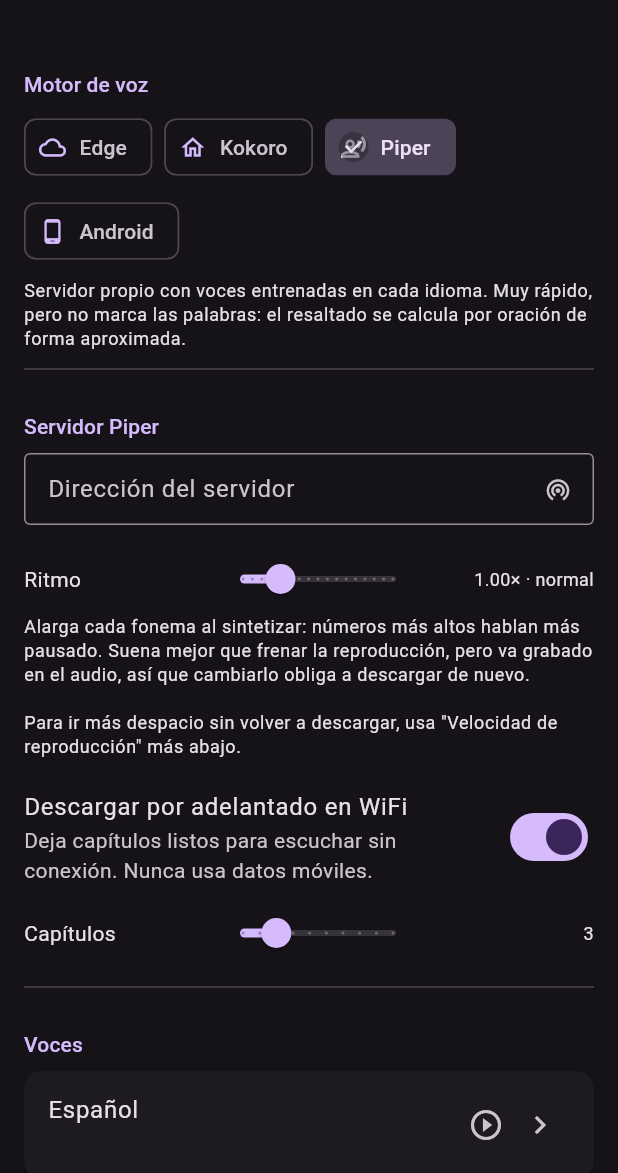
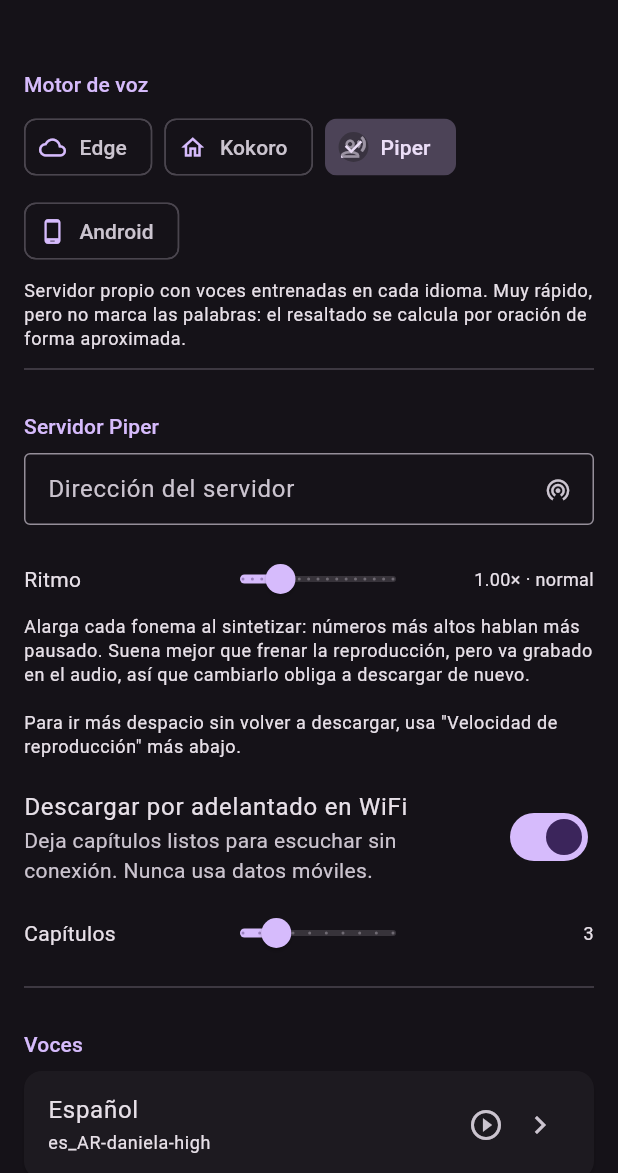
Before and after one commit to PedroSolorzano/voicex-movil, a Flutter app: the SettingsScreen screen opened by its route, after a tap on "Kokoro", after a tap on "Piper", on a phone screen of 412 x 824 dp, the part 63-1236 px from its top. Run offline on Flutter 3.47's test engine with Material 3 defaults, Android fonts, the phone set to English and light mode, and no system bars; our stand-ins replace audio_service, connectivity_plus, file_picker, flutter_riverpod, flutter_tts, go_router and 5 more; missing offline and left inert: audio_session, epubx; accounts and stored records are empty; statements that could not run were skipped.

Commit message:
Piper: un modelo por idioma, porque sus voces no son multilingües
El inglés salía incomprensible con Piper. Sus voces están entrenadas cada una
en un idioma, y el servidor tenía cargado solo el modelo español: al darle
texto inglés lo pronunciaba con fonética española.

Peor aún, el servidor **no avisa**. Si se le pide un modelo que no tiene,
responde 200 usando el que sea su modelo por defecto, así que el fallo llega
hasta los oídos sin dejar rastro en ningún log. Verificado con el mismo
párrafo: 20,2 s con el modelo inglés frente a 18,2 s con el español.

- La imagen carga ahora dos modelos, es_AR-daniela-high y en_US-lessac-high, y
  arranca con --data-dir para poder servir cualquiera de los dos.
- AppSettings gana piperVoiceEs y piperVoiceEn; el proveedor manda el modelo
  correspondiente al idioma del libro en cada petición.
- La clave de caché incluye el modelo: distinto modelo, distinto audio.

El README documenta la trampa, y también que el Ritmo va en dirección inversa
a como se lee: es longitud de fonema, así que más alto es más pausado.

Co-Authored-By: Claude Opus 5 (1M context) <noreply@anthropic.com>

```diff
--- a/lib/config/settings.dart
+++ b/lib/config/settings.dart
@@ -59,6 +59,12 @@ class AppSettings {
   // ── Piper (servidor propio, voces nativas por idioma) ────────────────────
   String piperBaseUrl;
 
+  /// Piper model per language. Its voices are trained one language each, so the
+  /// server must be told which model to use: feeding English text to a Spanish
+  /// model produces Spanish phonetics over English words — unintelligible.
+  String piperVoiceEs;
+  String piperVoiceEn;
+
   /// Phoneme length. Above 1.0 slows the voice; es_AR-daniela reads fast at 1.0.
   double piperLengthScale;
   String theme;
@@ -88,6 +94,8 @@ class AppSettings {
     this.prefetchOnWifi = true,
     this.prefetchChapters = 3,
     this.piperBaseUrl = '',
+    this.piperVoiceEs = 'es_AR-daniela-high',
+    this.piperVoiceEn = 'en_US-lessac-high',
     this.piperLengthScale = 1.0,
     this.theme = 'dark',
     this.cacheMaxMb = 150,
@@ -113,8 +121,7 @@ class AppSettings {
         final v = lang == 'es' ? kokoroVoiceEs : kokoroVoiceEn;
         return v.isNotEmpty ? v : 'af_bella';
       case 'piper':
-        // Empty means "the model the server was started with".
-        return '';
+        return lang == 'es' ? piperVoiceEs : piperVoiceEn;
       case 'edge':
         final explicit = lang == 'es' ? edgeVoiceEs : edgeVoiceEn;
         if (explicit.isNotEmpty) return explicit;
@@ -158,6 +165,8 @@ class AppSettings {
       prefetchOnWifi: prefs.getBool('prefetchOnWifi') ?? true,
       prefetchChapters: prefs.getInt('prefetchChapters') ?? 3,
       piperBaseUrl: prefs.getString('piperBaseUrl') ?? '',
+      piperVoiceEs: prefs.getString('piperVoiceEs') ?? 'es_AR-daniela-high',
+      piperVoiceEn: prefs.getString('piperVoiceEn') ?? 'en_US-lessac-high',
       piperLengthScale: prefs.getDouble('piperLengthScale') ?? 1.0,
       theme: prefs.getString('theme') ?? 'dark',
       cacheMaxMb: prefs.getInt('cacheMaxMb') ?? 150,
@@ -187,6 +196,8 @@ class AppSettings {
     await prefs.setBool('prefetchOnWifi', prefetchOnWifi);
     await prefs.setInt('prefetchChapters', prefetchChapters);
     await prefs.setString('piperBaseUrl', piperBaseUrl);
+    await prefs.setString('piperVoiceEs', piperVoiceEs);
+    await prefs.setString('piperVoiceEn', piperVoiceEn);
     await prefs.setDouble('piperLengthScale', piperLengthScale);
     await prefs.setString('theme', theme);
     await prefs.setInt('cacheMaxMb', cacheMaxMb);
@@ -214,6 +225,8 @@ class AppSettings {
     bool? prefetchOnWifi,
     int? prefetchChapters,
     String? piperBaseUrl,
+    String? piperVoiceEs,
+    String? piperVoiceEn,
     double? piperLengthScale,
     String? theme,
     int? cacheMaxMb,
@@ -240,6 +253,8 @@ class AppSettings {
         prefetchOnWifi: prefetchOnWifi ?? this.prefetchOnWifi,
         prefetchChapters: prefetchChapters ?? this.prefetchChapters,
         piperBaseUrl: piperBaseUrl ?? this.piperBaseUrl,
+        piperVoiceEs: piperVoiceEs ?? this.piperVoiceEs,
+        piperVoiceEn: piperVoiceEn ?? this.piperVoiceEn,
         piperLengthScale: piperLengthScale ?? this.piperLengthScale,
         theme: theme ?? this.theme,
         cacheMaxMb: cacheMaxMb ?? this.cacheMaxMb,
--- a/lib/ui/providers/reader_provider.dart
+++ b/lib/ui/providers/reader_provider.dart
@@ -409,7 +409,8 @@ class ReaderNotifier extends Notifier<ReaderState> {
   /// the samples — changing it must invalidate what was downloaded.
   String _cacheKeyFor(String engine, AppSettings settings, Book book) {
     final raw = switch (engine) {
-      'piper' => 'piper-${settings.piperLengthScale.toStringAsFixed(2)}',
+      'piper' => 'piper-${settings.voiceForEngine('piper', book.language)}'
+          '-${settings.piperLengthScale.toStringAsFixed(2)}',
       'kokoro' => 'kokoro-${settings.voiceForEngine('kokoro', book.language)}',
       'android' => 'android-${book.language}',
       _ => 'edge-${settings.voiceForEngine('edge', book.language)}',
```
Also changed, not shown: 3 other files.
